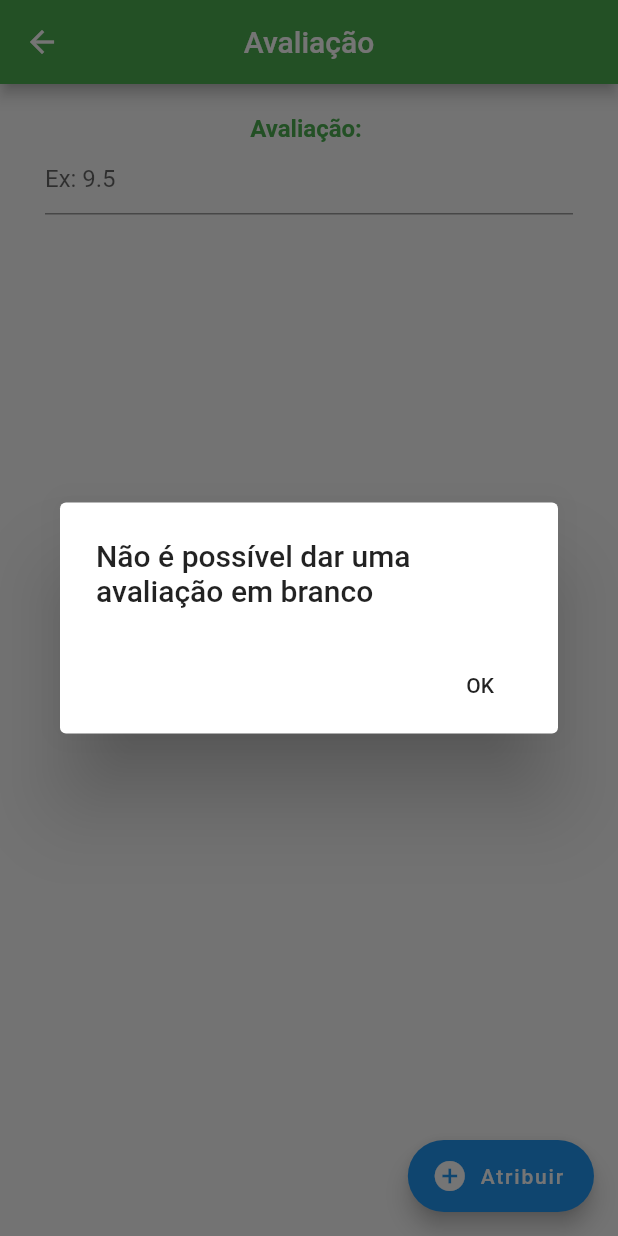
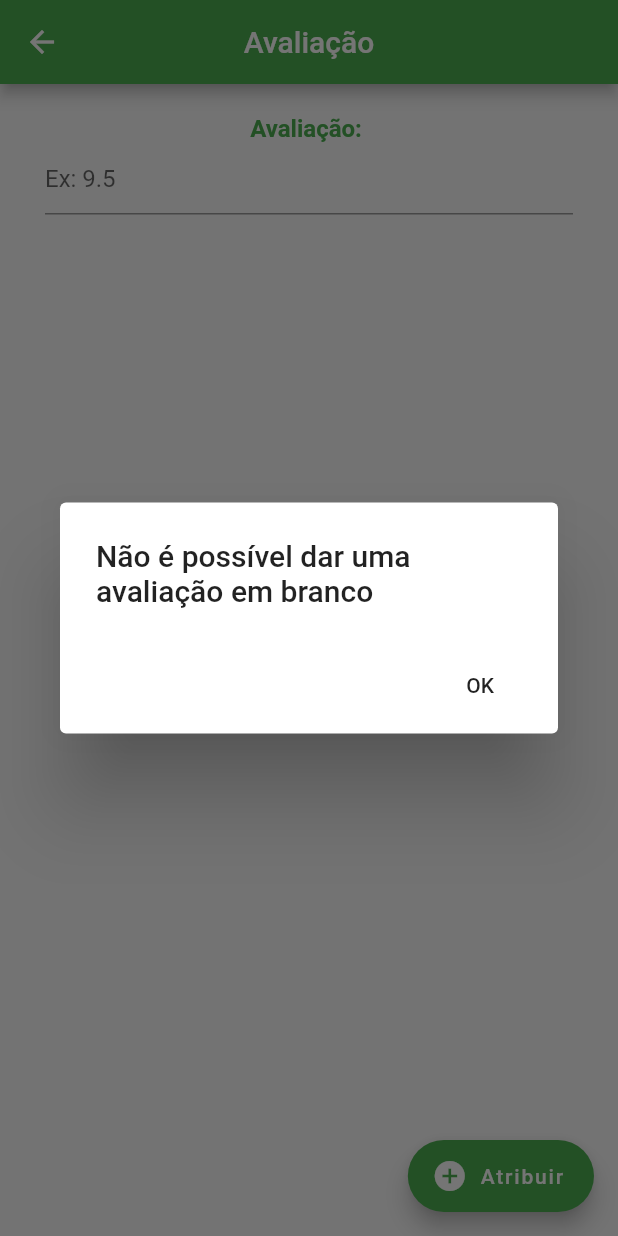
Before and after one commit to plicca/flutter-academy, a Flutter app: the GiveGradeToStudent screen opened directly, after a tap on "Atribuir", on a phone screen of 412 x 824 dp. Run offline on Flutter 3.47's test engine with Material 2 defaults, Android fonts, the phone set to English and light mode, and no system bars; our stand-ins replace date_format; network calls fail.

Commit message:
Minor bug fixes

```diff
--- a/lib/give_grade_to_student.dart
+++ b/lib/give_grade_to_student.dart
@@ -44,6 +44,7 @@ class _GiveGradeToStudent extends State<GiveGradeToStudent> {
           ),
         ),
         floatingActionButton: new FloatingActionButton.extended(
+          backgroundColor: Colors.green,
           onPressed: () {
             if (gradeController.text == "") {
               ErrNoGrade(context);
--- a/lib/networking/grade_endpoint.dart
+++ b/lib/networking/grade_endpoint.dart
@@ -16,7 +16,7 @@ Future<List<Grade>> fetchGradesByStudent(int id) async{
   return [];
 }
 
-Future<Grade> createGrade (int subjectID, int studentID, String rank) async {
+Future<Grade> createGrade(int subjectID, int studentID, String rank) async {
   final gradeSufix = "grade/";
   final grade = Grade(subjectID: subjectID, studentID: studentID, rank: rank);
 
@@ -35,7 +35,7 @@ Future<Grade> createGrade (int subjectID, int studentID, String rank) async {
 
 }
 
-Future<Grade> updateGrade (int subjectID, int studentID, String rank) async {
+Future<Grade> updateGrade(int subjectID, int studentID, String rank) async {
   final gradeSufix = "grade/";
   final grade = Grade(subjectID: subjectID, studentID: studentID, rank: rank);
 
--- a/lib/user_profile.dart
+++ b/lib/user_profile.dart
@@ -35,7 +35,7 @@ class UserState extends State<User> with SingleTickerProviderStateMixin {
     double average = 0;
 
     for(int i = 0; i < studentGradesList.length; i++) {
-      average += (studentGradesList[i].rank/studentGradesList.length);
+      average += (double.parse(studentGradesList[i].rank)/studentGradesList.length);
     }
     return average;
   }
```
Lines whose indentation alone changed are shown as unchanged.
